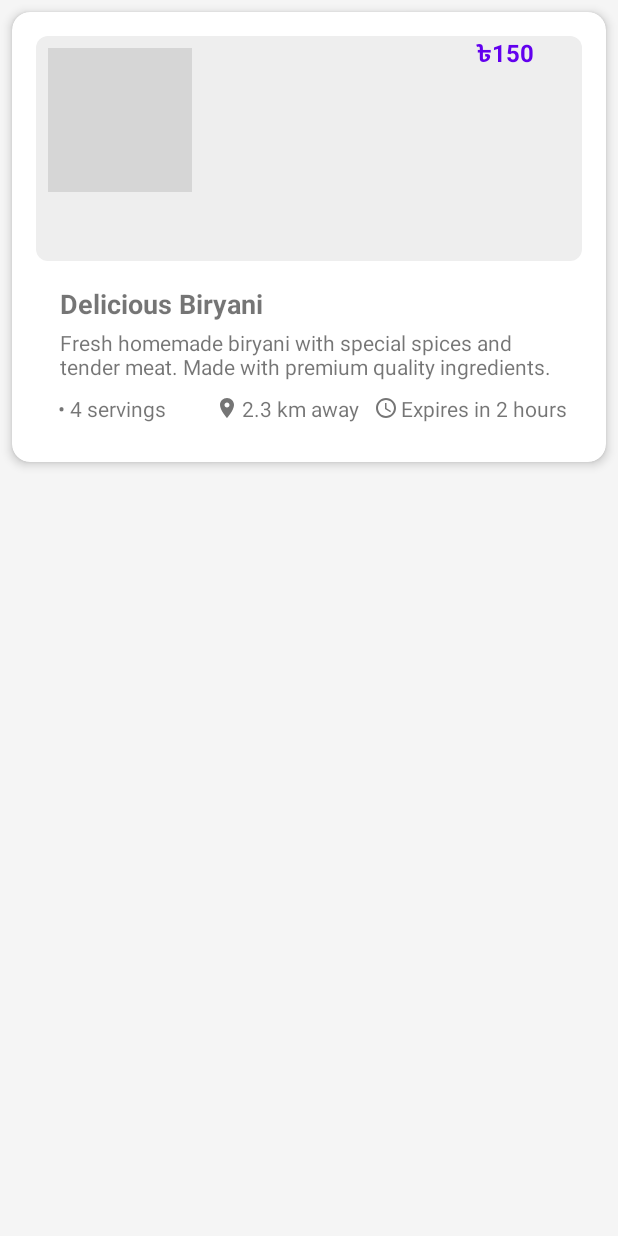
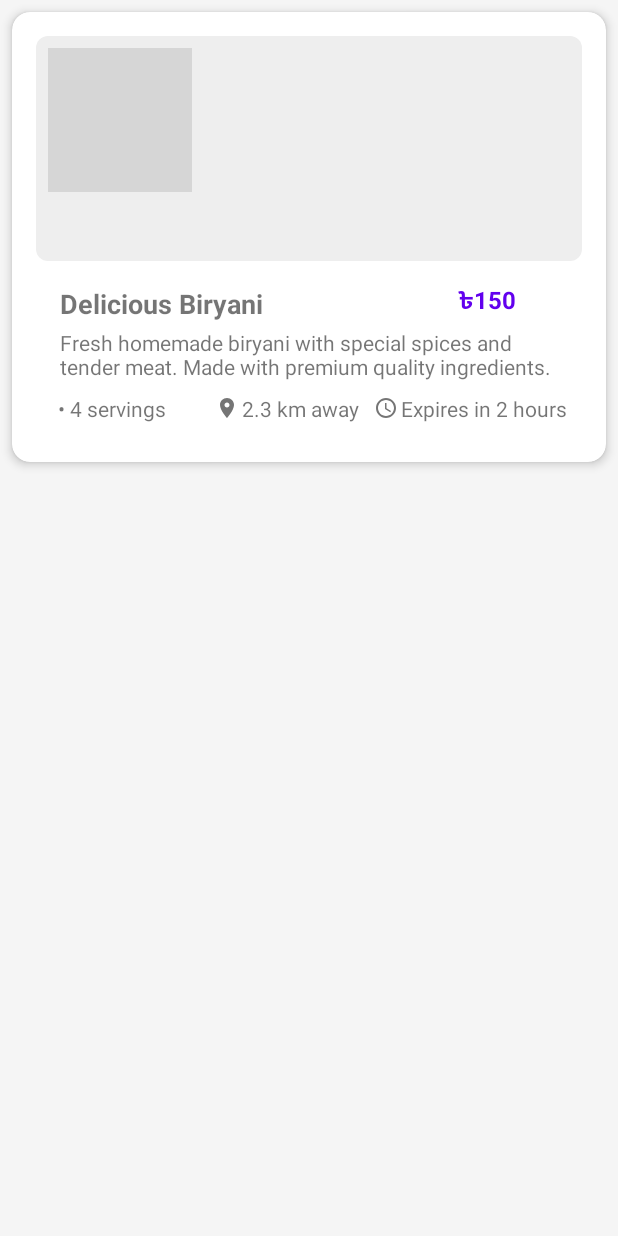
Before and after one commit to robiul-islam-ridoy/KhaddoBondhu, an Android app: the layout item_food_post.xml on its own in the app's theme, with its tools: preview values and no code run, on a phone screen of 412 x 824 dp. Run offline under Robolectric (Android 15) with nearby library versions, the phone set to English and light mode, and no system bars; grey boxes are pictures that could not be loaded.

Commit message:
Price position fixed

```diff
--- a/app/src/main/res/layout/item_food_post.xml
+++ b/app/src/main/res/layout/item_food_post.xml
@@ -58,12 +58,14 @@
             android:textColor="@color/design_default_color_primary"
             android:textSize="16sp"
             android:textStyle="bold"
+            app:layout_constraintBottom_toBottomOf="parent"
             app:layout_constraintEnd_toEndOf="@+id/titleTextView"
-            app:layout_constraintHorizontal_bias="1.0"
+            app:layout_constraintHorizontal_bias="0.955"
             app:layout_constraintStart_toStartOf="@+id/titleTextView"
-            tools:layout_editor_absoluteY="166dp"
-            tools:text="৳150"
-            tools:ignore="MissingConstraints" />
+            app:layout_constraintTop_toTopOf="parent"
+            app:layout_constraintVertical_bias="0.7"
+            tools:ignore="MissingConstraints"
+            tools:text="৳150" />
 
         <TextView
             android:id="@+id/descriptionTextView"
```
Also changed, not shown: 6 other files.
